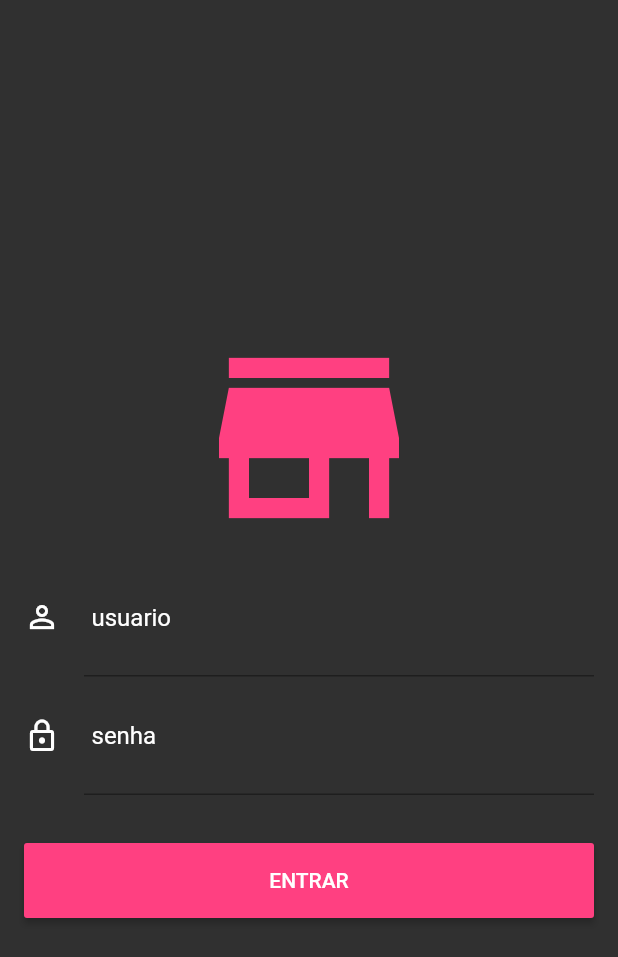
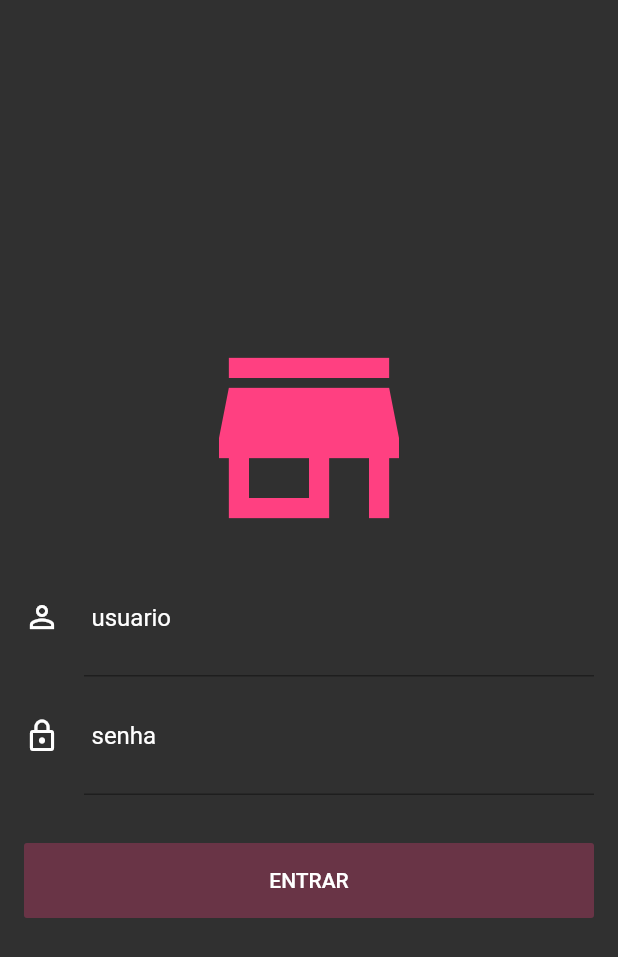
Before and after one commit to evrtonpires/gerente_loja, a Flutter app: the screen it shows after launch, on a phone screen of 412 x 824 dp. Shown: the top 957 px of the screen. Run offline on Flutter 3.47's test engine with Material 2 defaults, Android fonts, the phone set to English and light mode, and no system bars; our stand-ins replace rxdart; missing offline and left inert: bloc_pattern.

Commit message:
Finalizando a Validacao da Tela de Login

```diff
--- a/lib/blocs/login_bloc.dart
+++ b/lib/blocs/login_bloc.dart
@@ -14,8 +14,12 @@ class LoginBloc extends BlocBase with LoginValidators {
   Stream<String> get outEmail =>
       _emailController.stream.transform(validateEmail);
 
-  Stream<String> get senhaEmail =>
+  Stream<String> get outSenha =>
       _senhaController.stream.transform(validateSenha);
+
+  Stream<bool> get outSubmitValid => Observable.combineLatest2(
+      outEmail, outSenha, (a,b) => true
+  );
 
 //-----------------------------------------------------------------------------
   //Metodos
@@ -24,5 +28,8 @@ class LoginBloc extends BlocBase with LoginValidators {
     _emailController.close();
     _senhaController.close();
   }
+
+  Function(String) get changeEmail => _emailController.sink.add;
+  Function(String) get changeSenha => _senhaController.sink.add;
 //-----------------------------------------------------------------------------
 }
--- a/lib/screens/login_screen.dart
+++ b/lib/screens/login_screen.dart
@@ -1,4 +1,5 @@
 import 'package:flutter/material.dart';
+import 'package:gerente_loja/blocs/login_bloc.dart';
 import 'package:gerente_loja/widgets/input_field.dart';
 
 class LoginScreen extends StatefulWidget {
@@ -7,6 +8,9 @@ class LoginScreen extends StatefulWidget {
 }
 //-----------------------------------------------------------------------------
 class _LoginScreenState extends State<LoginScreen> {
+
+  final _loginBloc = LoginBloc();
+
   @override
   Widget build(BuildContext context) {
     return Scaffold(
@@ -30,22 +34,34 @@ class _LoginScreenState extends State<LoginScreen> {
                     icon: Icons.person_outline,
                     hint: "usuario",
                     obscure: false,
+                    stream: _loginBloc.outEmail,
+                    onChanged: _loginBloc.changeEmail,
                   ),
                   InputField(
                     icon: Icons.lock_outline,
                     hint: "senha",
                     obscure: true,
+                    stream: _loginBloc.outSenha,
+                    onChanged: _loginBloc.changeSenha,
                   ),
                   SizedBox(
                     height: 32,
                   ),
-                  SizedBox(
-                    height: 50.0,
-                    child: RaisedButton(
-                        color: Colors.pinkAccent,
-                        child: Text("ENTRAR"),
-                        textColor: Colors.white,
-                        onPressed: () {}),
+                  StreamBuilder<bool>(
+                    stream: _loginBloc.outSubmitValid,
+                    builder: (context , snapshot){
+                      return SizedBox(
+                        height: 50.0,
+                        child: RaisedButton(
+                            color: Colors.pinkAccent,
+                            child: Text("ENTRAR"),
+                            textColor: Colors.white,
+                            disabledTextColor: Colors.white.withAlpha(70),
+                            disabledColor: Colors.pinkAccent.withAlpha(70),
+                            onPressed: snapshot.hasData ? (){} : null
+                        ),
+                      );
+                    },
                   ),
                 ],
               ),
--- a/lib/widgets/input_field.dart
+++ b/lib/widgets/input_field.dart
@@ -7,16 +7,22 @@ class InputField extends StatelessWidget {
   final IconData icon;
   final String hint;
   final bool obscure;
+  final Stream<String> stream;
+  final Function (String) onChanged;
 
 //-----------------------------------------------------------------------------
   //Construtor
-  InputField({this.icon, this.hint, this.obscure});
+  InputField({this.icon, this.hint, this.obscure,this.stream,this.onChanged});
 
 //-----------------------------------------------------------------------------
   //Metodos
   @override
   Widget build(BuildContext context) {
+    return StreamBuilder<String>(
+      stream: stream,
+      builder: (context,snapshot){
         return TextField(
+          onChanged: onChanged,
           decoration: InputDecoration(
               icon: Icon(
                 icon,
@@ -28,12 +34,16 @@ class InputField extends StatelessWidget {
                 borderSide: BorderSide(color: Colors.pinkAccent),
               ),
               contentPadding:
-              EdgeInsets.only(left: 5, right: 30, bottom: 30, top: 30)),
+              EdgeInsets.only(left: 5, right: 30, bottom: 30, top: 30),
+          errorText: snapshot.hasError ? snapshot.error : null),
+
           style: TextStyle(
             color: Colors.white,
           ),
           obscureText: obscure,
         );
+      },
+    );
   }
 }
 //-----------------------------------------------------------------------------
```
Also changed, not shown: lib/validators/login_validators.dart (+10 -1 lines), pubspec.lock, 2 other files. Lines whose indentation alone changed are shown as unchanged.
